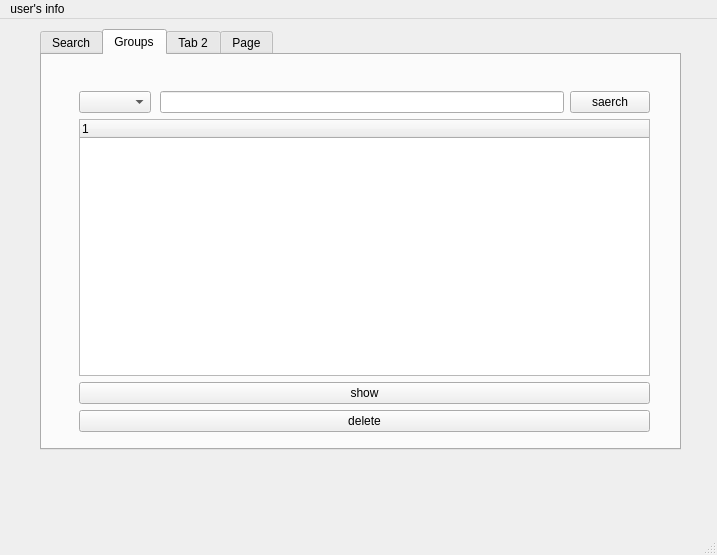
Mitraaaaa/Store, file Store/main_page.ui: the form before one commit.
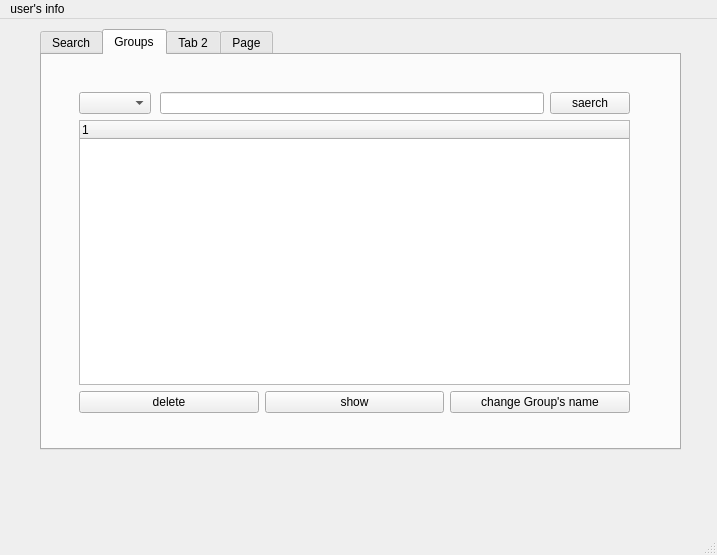
The form after the commit. Icons and pictures are not drawn.

Commit message: Add change_group's name option for Groups

```diff
--- a/Store/main_page.ui
+++ b/Store/main_page.ui
@@ -227,9 +227,9 @@
       <property name="geometry">
        <rect>
         <x>37</x>
-        <y>36</y>
-        <width>571</width>
-        <height>341</height>
+        <y>37</y>
+        <width>551</width>
+        <height>321</height>
        </rect>
       </property>
       <layout class="QVBoxLayout" name="verticalLayout_2">
@@ -276,18 +276,29 @@
         </widget>
        </item>
        <item>
-        <widget class="QPushButton" name="pushButton_2">
-         <property name="text">
-          <string>show</string>
-         </property>
-        </widget>
-       </item>
+        <layout class="QHBoxLayout" name="horizontalLayout_4">
        <item>
         <widget class="QPushButton" name="deleteforgroups">
          <property name="text">
           <string>delete</string>
          </property>
         </widget>
+         </item>
+         <item>
+          <widget class="QPushButton" name="pushButton_2">
+           <property name="text">
+            <string>show</string>
+           </property>
+          </widget>
+         </item>
+         <item>
+          <widget class="QPushButton" name="change_group_name">
+           <property name="text">
+            <string>change Group's name</string>
+           </property>
+          </widget>
+         </item>
+        </layout>
        </item>
       </layout>
      </widget>
```
Lines whose indentation alone changed are shown as unchanged. The commit also changes 18 other files.
